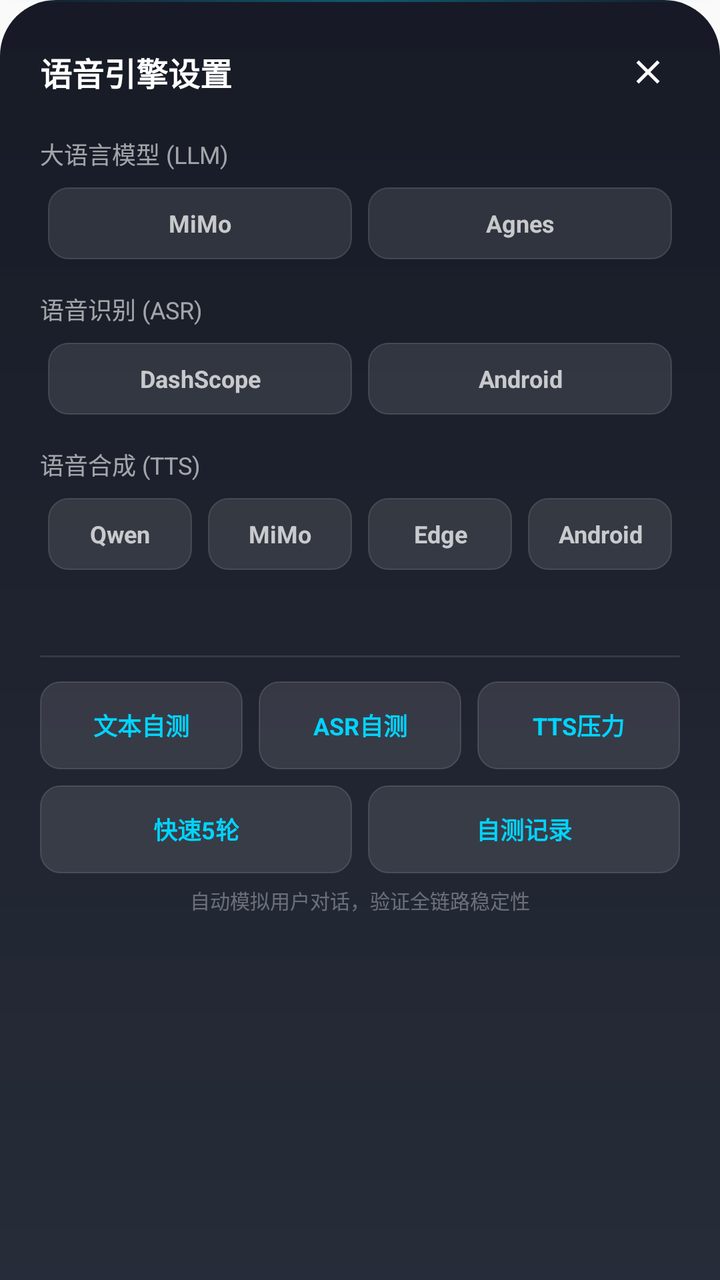
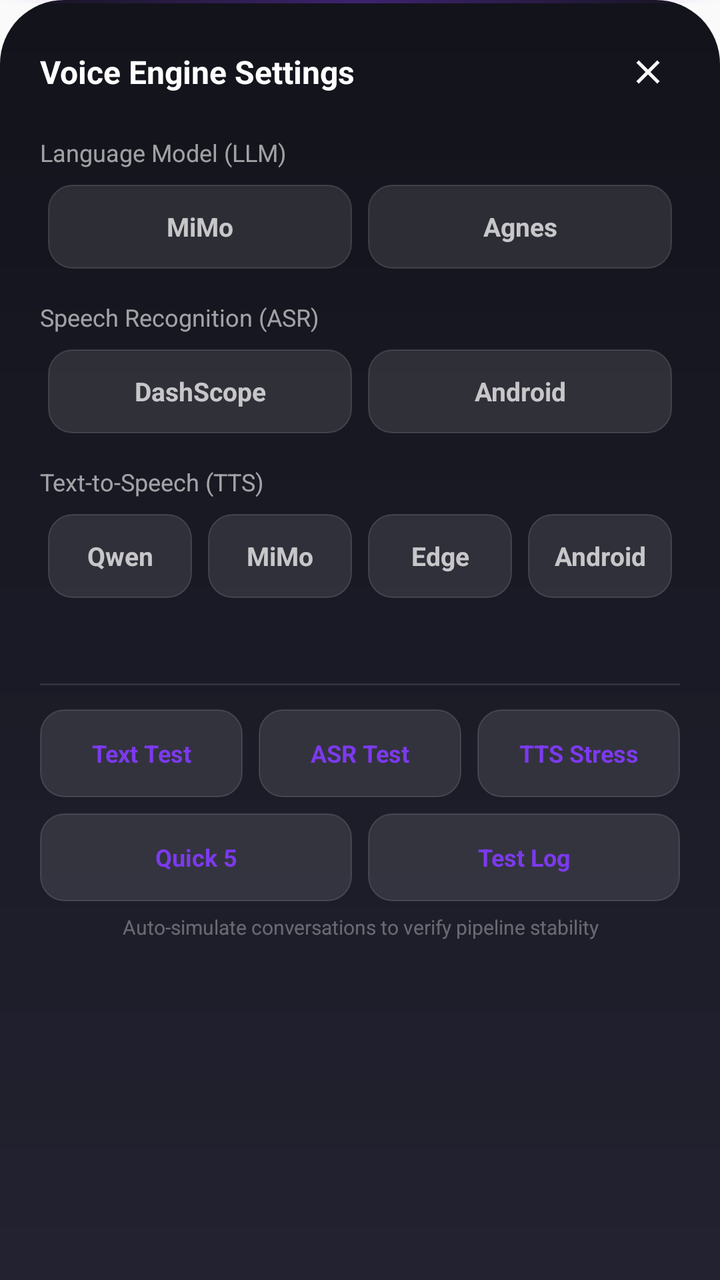

Before-and-after screenshots of an Android layout around one commit, followed by the original layout XML and the change that was made.
<!-- AndroidManifest.xml: application theme Theme.DUIX.Test -->
<!-- res/layout/dialog_engine_settings.xml -->
<?xml version="1.0" encoding="utf-8"?>
<LinearLayout xmlns:android="http://schemas.android.com/apk/res/android"
    android:layout_width="match_parent"
    android:layout_height="wrap_content"
    android:orientation="vertical"
    android:background="@drawable/bg_bottom_panel"
    android:paddingStart="20dp"
    android:paddingEnd="20dp"
    android:paddingTop="20dp"
    android:paddingBottom="28dp">

    
    <LinearLayout
        android:layout_width="match_parent"
        android:layout_height="wrap_content"
        android:orientation="horizontal"
        android:gravity="center_vertical"
        android:layout_marginBottom="16dp">

        <TextView
            android:layout_width="0dp"
            android:layout_height="wrap_content"
            android:layout_weight="1"
            android:text="语音引擎设置"
            android:textColor="@color/white"
            android:textSize="16sp"
            android:textStyle="bold" />

        <ImageView
            android:id="@+id/btnCloseSettings"
            android:layout_width="32dp"
            android:layout_height="32dp"
            android:padding="6dp"
            android:src="@drawable/ic_close_white"
            android:contentDescription="关闭"
            android:background="?attr/selectableItemBackgroundBorderless"
            app:tint="@color/white"
            xmlns:app="http://schemas.android.com/apk/res-auto" />

    </LinearLayout>

    
    <TextView
        android:layout_width="wrap_content"
        android:layout_height="wrap_content"
        android:text="大语言模型 (LLM)"
        android:textColor="#99FFFFFF"
        android:textSize="12sp"
        android:layout_marginBottom="8dp" />

    <LinearLayout
        android:layout_width="match_parent"
        android:layout_height="wrap_content"
        android:orientation="horizontal"
        android:layout_marginBottom="16dp">

        <TextView
            android:id="@+id/btnLlmMimo"
            style="@style/EngineChip"
            android:text="MiMo" />

        <TextView
            android:id="@+id/btnLlmAgnes"
            style="@style/EngineChip"
            android:text="Agnes" />

    </LinearLayout>

    
    <TextView
        android:layout_width="wrap_content"
        android:layout_height="wrap_content"
        android:text="语音识别 (ASR)"
        android:textColor="#99FFFFFF"
        android:textSize="12sp"
        android:layout_marginBottom="8dp" />

    <LinearLayout
        android:layout_width="match_parent"
        android:layout_height="wrap_content"
        android:orientation="horizontal"
        android:layout_marginBottom="16dp">

        <TextView
            android:id="@+id/btnAsrDashscope"
            style="@style/EngineChip"
            android:text="DashScope" />

        <TextView
            android:id="@+id/btnAsrAndroid"
            style="@style/EngineChip"
            android:text="Android" />

    </LinearLayout>

    
    <TextView
        android:layout_width="wrap_content"
        android:layout_height="wrap_content"
        android:text="语音合成 (TTS)"
        android:textColor="#99FFFFFF"
        android:textSize="12sp"
        android:layout_marginBottom="8dp" />

    <LinearLayout
        android:layout_width="match_parent"
        android:layout_height="wrap_content"
        android:orientation="horizontal">

        <TextView
            android:id="@+id/btnTtsQwen"
            style="@style/EngineChip"
            android:text="Qwen" />

        <TextView
            android:id="@+id/btnTtsMimo"
            style="@style/EngineChip"
            android:text="MiMo" />

        <TextView
            android:id="@+id/btnTtsEdge"
            style="@style/EngineChip"
            android:text="Edge" />

        <TextView
            android:id="@+id/btnTtsAndroid"
            style="@style/EngineChip"
            android:text="Android" />

    </LinearLayout>

    
    <TextView
        android:id="@+id/tvEngineInfo"
        android:layout_width="match_parent"
        android:layout_height="wrap_content"
        android:layout_marginTop="12dp"
        android:gravity="center"
        android:text=""
        android:textColor="#77FFFFFF"
        android:textSize="11sp" />

    
    <View
        android:layout_width="match_parent"
        android:layout_height="1dp"
        android:layout_marginTop="16dp"
        android:layout_marginBottom="12dp"
        android:background="#1AFFFFFF" />

    
    <LinearLayout
        android:layout_width="match_parent"
        android:layout_height="wrap_content"
        android:orientation="horizontal">

        <TextView
            android:id="@+id/btnSelfTest"
            android:layout_width="0dp"
            android:layout_height="44dp"
            android:layout_weight="1"
            android:layout_marginEnd="4dp"
            android:gravity="center"
            android:text="文本自测"
            android:textColor="@color/primary"
            android:textSize="12sp"
            android:textStyle="bold"
            android:background="@drawable/bg_engine_chip"
            android:clickable="true"
            android:focusable="true" />

        <TextView
            android:id="@+id/btnSelfTestWithAsr"
            android:layout_width="0dp"
            android:layout_height="44dp"
            android:layout_weight="1"
            android:layout_marginStart="4dp"
            android:layout_marginEnd="4dp"
            android:gravity="center"
            android:text="ASR自测"
            android:textColor="@color/primary"
            android:textSize="12sp"
            android:textStyle="bold"
            android:background="@drawable/bg_engine_chip"
            android:clickable="true"
            android:focusable="true" />

        <TextView
            android:id="@+id/btnSelfTestTtsStress"
            android:layout_width="0dp"
            android:layout_height="44dp"
            android:layout_weight="1"
            android:layout_marginStart="4dp"
            android:gravity="center"
            android:text="TTS压力"
            android:textColor="@color/primary"
            android:textSize="12sp"
            android:textStyle="bold"
            android:background="@drawable/bg_engine_chip"
            android:clickable="true"
            android:focusable="true" />

    </LinearLayout>

    <LinearLayout
        android:layout_width="match_parent"
        android:layout_height="wrap_content"
        android:layout_marginTop="8dp"
        android:orientation="horizontal">

        <TextView
            android:id="@+id/btnSelfTestRapid"
            android:layout_width="0dp"
            android:layout_height="44dp"
            android:layout_weight="1"
            android:layout_marginEnd="4dp"
            android:gravity="center"
            android:text="快速5轮"
            android:textColor="@color/primary"
            android:textSize="12sp"
            android:textStyle="bold"
            android:background="@drawable/bg_engine_chip"
            android:clickable="true"
            android:focusable="true" />

        <TextView
            android:id="@+id/btnSelfTestHistory"
            android:layout_width="0dp"
            android:layout_height="44dp"
            android:layout_weight="1"
            android:layout_marginStart="4dp"
            android:gravity="center"
            android:text="自测记录"
            android:textColor="@color/primary"
            android:textSize="12sp"
            android:textStyle="bold"
            android:background="@drawable/bg_engine_chip"
            android:clickable="true"
            android:focusable="true" />

    </LinearLayout>

    <TextView
        android:layout_width="match_parent"
        android:layout_height="wrap_content"
        android:layout_marginTop="6dp"
        android:gravity="center"
        android:text="自动模拟用户对话，验证全链路稳定性"
        android:textColor="#55FFFFFF"
        android:textSize="10sp" />

</LinearLayout>
<!-- resources referenced by this layout -->
<resources>
  <color name="primary">#00D4FF</color>
  <color name="white">#FFFFFFFF</color>
  <!-- drawable bg_bottom_panel (drawable) -->
  <?xml version="1.0" encoding="utf-8"?>
  <layer-list xmlns:android="http://schemas.android.com/apk/res/android">
      
      <item>
          <shape android:shape="rectangle">
              <gradient
                  android:type="linear"
                  android:angle="90"
                  android:startColor="#E60F1523"
                  android:endColor="#F20A0E1A" />
              <corners
                  android:topLeftRadius="28dp"
                  android:topRightRadius="28dp"
                  android:bottomLeftRadius="0dp"
                  android:bottomRightRadius="0dp" />
          </shape>
      </item>
      
      <item
          android:gravity="top">
          <shape android:shape="rectangle">
              <size android:height="1dp" />
              <gradient
                  android:type="linear"
                  android:angle="0"
                  android:startColor="#0000D4FF"
                  android:centerColor="#5500D4FF"
                  android:endColor="#0000D4FF" />
              <corners
                  android:topLeftRadius="28dp"
                  android:topRightRadius="28dp" />
          </shape>
      </item>
  </layer-list>
  <!-- drawable bg_engine_chip (drawable) -->
  <?xml version="1.0" encoding="utf-8"?>
  <selector xmlns:android="http://schemas.android.com/apk/res/android">
      
      <item android:state_activated="true">
          <shape android:shape="rectangle">
              <solid android:color="#3300D4FF" />
              <stroke android:width="1dp" android:color="#00D4FF" />
              <corners android:radius="10dp" />
          </shape>
      </item>
      
      <item>
          <shape android:shape="rectangle">
              <solid android:color="#1AFFFFFF" />
              <stroke android:width="0.5dp" android:color="#22FFFFFF" />
              <corners android:radius="10dp" />
          </shape>
      </item>
  </selector>
  <!-- drawable ic_close_white (drawable) -->
  <?xml version="1.0" encoding="utf-8"?>
  <vector xmlns:android="http://schemas.android.com/apk/res/android"
      android:width="18dp"
      android:height="18dp"
      android:viewportWidth="24"
      android:viewportHeight="24"
      android:tint="#FFFFFFFF">
      <path
          android:fillColor="#FFFFFFFF"
          android:pathData="M19,6.41L17.59,5 12,10.59 6.41,5 5,6.41 10.59,12 5,17.59 6.41,19 12,13.41 17.59,19 19,17.59 13.41,12z" />
  </vector>
  <style name="EngineChip">
          <item name="android:layout_width">0dp</item>
          <item name="android:layout_height">36dp</item>
          <item name="android:layout_weight">1</item>
          <item name="android:layout_marginStart">4dp</item>
          <item name="android:layout_marginEnd">4dp</item>
          <item name="android:gravity">center</item>
          <item name="android:background">@drawable/bg_engine_chip</item>
          <item name="android:foreground">?attr/selectableItemBackground</item>
          <item name="android:textColor">#BBFFFFFF</item>
          <item name="android:textSize">12sp</item>
          <item name="android:textStyle">bold</item>
          <item name="android:clickable">true</item>
          <item name="android:focusable">true</item>
      </style>
  <style name="Theme.DUIX.Test" parent="Theme.AppCompat.Light.NoActionBar">
          <item name="android:windowNoTitle">true</item>
          <item name="android:windowIsTranslucent">false</item>
          <item name="android:windowIsFloating">false</item>
          <item name="android:statusBarColor">#FF0099CC</item>
          <item name="android:navigationBarColor">#FF0A0A1A</item>
          <item name="colorPrimary">#00D4FF</item>
          <item name="colorPrimaryDark">#0099CC</item>
          <item name="colorAccent">#00D4FF</item>
      </style>
</resources>

<!-- the commit's change to res/layout/dialog_engine_settings.xml (unified diff, before → after) -->
@@ -21,7 +21,7 @@
             android:layout_width="0dp"
             android:layout_height="wrap_content"
             android:layout_weight="1"
-            android:text="语音引擎设置"
+            android:text="Voice Engine Settings"
             android:textColor="@color/white"
             android:textSize="16sp"
             android:textStyle="bold" />
@@ -32,7 +32,7 @@
             android:layout_height="32dp"
             android:padding="6dp"
             android:src="@drawable/ic_close_white"
-            android:contentDescription="关闭"
+            android:contentDescription="Close"
             android:background="?attr/selectableItemBackgroundBorderless"
             app:tint="@color/white"
             xmlns:app="http://schemas.android.com/apk/res-auto" />
@@ -43,7 +43,7 @@
     <TextView
         android:layout_width="wrap_content"
         android:layout_height="wrap_content"
-        android:text="大语言模型 (LLM)"
+        android:text="Language Model (LLM)"
         android:textColor="#99FFFFFF"
         android:textSize="12sp"
         android:layout_marginBottom="8dp" />
@@ -70,7 +70,7 @@
     <TextView
         android:layout_width="wrap_content"
         android:layout_height="wrap_content"
-        android:text="语音识别 (ASR)"
+        android:text="Speech Recognition (ASR)"
         android:textColor="#99FFFFFF"
         android:textSize="12sp"
         android:layout_marginBottom="8dp" />
@@ -97,7 +97,7 @@
     <TextView
         android:layout_width="wrap_content"
         android:layout_height="wrap_content"
-        android:text="语音合成 (TTS)"
+        android:text="Text-to-Speech (TTS)"
         android:textColor="#99FFFFFF"
         android:textSize="12sp"
         android:layout_marginBottom="8dp" />
@@ -161,7 +161,7 @@
             android:layout_weight="1"
             android:layout_marginEnd="4dp"
             android:gravity="center"
-            android:text="文本自测"
+            android:text="Text Test"
             android:textColor="@color/primary"
             android:textSize="12sp"
             android:textStyle="bold"
@@ -177,7 +177,7 @@
             android:layout_marginStart="4dp"
             android:layout_marginEnd="4dp"
             android:gravity="center"
-            android:text="ASR自测"
+            android:text="ASR Test"
             android:textColor="@color/primary"
             android:textSize="12sp"
             android:textStyle="bold"
@@ -192,7 +192,7 @@
             android:layout_weight="1"
             android:layout_marginStart="4dp"
             android:gravity="center"
-            android:text="TTS压力"
+            android:text="TTS Stress"
             android:textColor="@color/primary"
             android:textSize="12sp"
             android:textStyle="bold"
@@ -215,7 +215,7 @@
             android:layout_weight="1"
             android:layout_marginEnd="4dp"
             android:gravity="center"
-            android:text="快速5轮"
+            android:text="Quick 5"
             android:textColor="@color/primary"
             android:textSize="12sp"
             android:textStyle="bold"
@@ -230,7 +230,7 @@
             android:layout_weight="1"
             android:layout_marginStart="4dp"
             android:gravity="center"
-            android:text="自测记录"
+            android:text="Test Log"
             android:textColor="@color/primary"
             android:textSize="12sp"
             android:textStyle="bold"
@@ -245,7 +245,7 @@
         android:layout_height="wrap_content"
         android:layout_marginTop="6dp"
         android:gravity="center"
-        android:text="自动模拟用户对话，验证全链路稳定性"
+        android:text="Auto-simulate conversations to verify pipeline stability"
         android:textColor="#55FFFFFF"
         android:textSize="10sp" />
 
<!-- resource entries referenced after the edit -->
@@ -1,6 +1,6 @@
 <!-- resources referenced by this layout -->
 <resources>
-  <color name="primary">#00D4FF</color>
+  <color name="primary">#7C3AED</color>
   <color name="white">#FFFFFFFF</color>
   <!-- drawable bg_bottom_panel (drawable) -->
   <?xml version="1.0" encoding="utf-8"?>
@@ -11,11 +11,11 @@
               <gradient
                   android:type="linear"
                   android:angle="90"
-                  android:startColor="#E60F1523"
-                  android:endColor="#F20A0E1A" />
+                  android:startColor="#E60A0A1A"
+                  android:endColor="#F206060F" />
               <corners
-                  android:topLeftRadius="28dp"
-                  android:topRightRadius="28dp"
+                  android:topLeftRadius="32dp"
+                  android:topRightRadius="32dp"
                   android:bottomLeftRadius="0dp"
                   android:bottomRightRadius="0dp" />
           </shape>
@@ -24,16 +24,16 @@
       <item
           android:gravity="top">
           <shape android:shape="rectangle">
-              <size android:height="1dp" />
+              <size android:height="1.5dp" />
               <gradient
                   android:type="linear"
                   android:angle="0"
-                  android:startColor="#0000D4FF"
-                  android:centerColor="#5500D4FF"
-                  android:endColor="#0000D4FF" />
+                  android:startColor="#007C3AED"
+                  android:centerColor="#667C3AED"
+                  android:endColor="#007C3AED" />
               <corners
-                  android:topLeftRadius="28dp"
-                  android:topRightRadius="28dp" />
+                  android:topLeftRadius="32dp"
+                  android:topRightRadius="32dp" />
           </shape>
       </item>
   </layer-list>
@@ -43,9 +43,9 @@
       
       <item android:state_activated="true">
           <shape android:shape="rectangle">
-              <solid android:color="#3300D4FF" />
-              <stroke android:width="1dp" android:color="#00D4FF" />
-              <corners android:radius="10dp" />
+              <solid android:color="#337C3AED" />
+              <stroke android:width="1dp" android:color="#7C3AED" />
+              <corners android:radius="12dp" />
           </shape>
       </item>
       
@@ -53,7 +53,7 @@
           <shape android:shape="rectangle">
               <solid android:color="#1AFFFFFF" />
               <stroke android:width="0.5dp" android:color="#22FFFFFF" />
-              <corners android:radius="10dp" />
+              <corners android:radius="12dp" />
           </shape>
       </item>
   </selector>
@@ -71,7 +71,7 @@
   </vector>
   <style name="EngineChip">
           <item name="android:layout_width">0dp</item>
-          <item name="android:layout_height">36dp</item>
+          <item name="android:layout_height">42dp</item>
           <item name="android:layout_weight">1</item>
           <item name="android:layout_marginStart">4dp</item>
           <item name="android:layout_marginEnd">4dp</item>
@@ -79,7 +79,7 @@
           <item name="android:background">@drawable/bg_engine_chip</item>
           <item name="android:foreground">?attr/selectableItemBackground</item>
           <item name="android:textColor">#BBFFFFFF</item>
-          <item name="android:textSize">12sp</item>
+          <item name="android:textSize">13sp</item>
           <item name="android:textStyle">bold</item>
           <item name="android:clickable">true</item>
           <item name="android:focusable">true</item>
